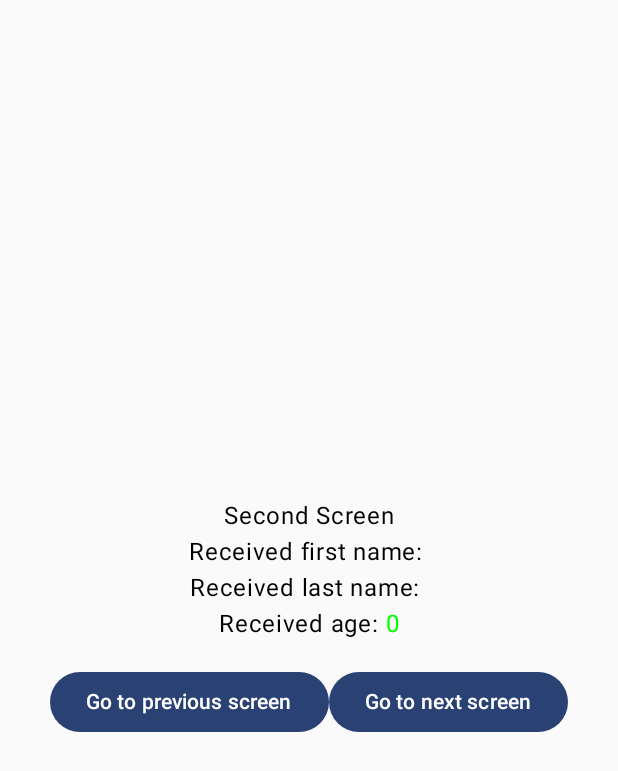
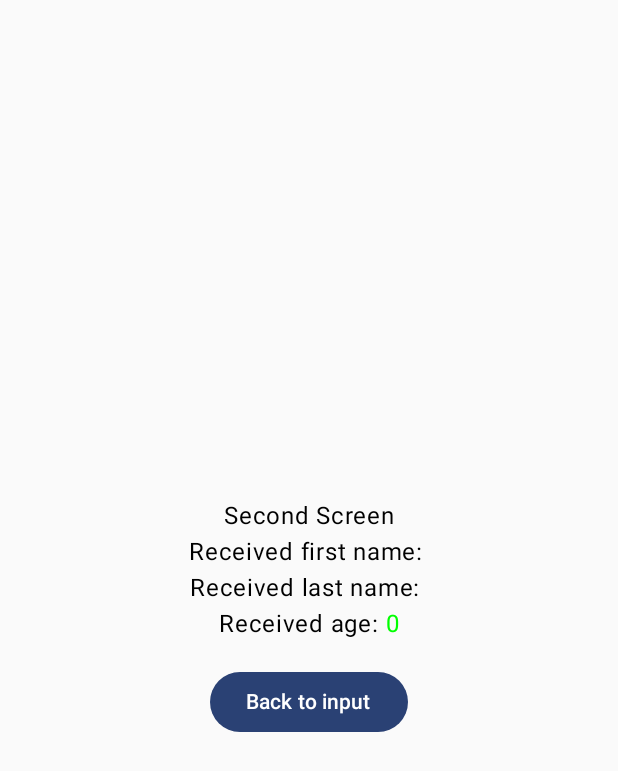
Before and after one commit to landomen/ComposeNavigationDeeplinksSample, an Android app built with Jetpack Compose: the screen it shows after launch (MainActivity), after a tap on "Submit", on a phone screen of 412 x 824 dp. Shown: the top 771 px of the screen. Run offline under Robolectric (Android 15) with nearby library versions, the phone set to English and light mode, and no system bars.

```diff
--- a/app/src/main/java/com/landomen/composenavigationdeeplinks/MainActivity.kt
+++ b/app/src/main/java/com/landomen/composenavigationdeeplinks/MainActivity.kt
@@ -1,6 +1,7 @@
 package com.landomen.composenavigationdeeplinks
 
 import android.os.Bundle
+import android.util.Log
 import androidx.activity.ComponentActivity
 import androidx.activity.compose.setContent
 import androidx.activity.enableEdgeToEdge
@@ -24,15 +25,15 @@ import androidx.compose.ui.Alignment
 import androidx.compose.ui.Modifier
 import androidx.compose.ui.graphics.Color
 import androidx.compose.ui.text.input.KeyboardType
-import androidx.compose.ui.tooling.preview.Preview
 import androidx.compose.ui.unit.dp
-import androidx.navigation.NavType
 import androidx.navigation.compose.NavHost
 import androidx.navigation.compose.composable
 import androidx.navigation.compose.rememberNavController
-import androidx.navigation.navArgument
 import androidx.navigation.navDeepLink
+import androidx.navigation.toRoute
 import com.landomen.composenavigationdeeplinks.ui.theme.ComposeNavigationDeeplinksTheme
+import kotlinx.serialization.SerialName
+import kotlinx.serialization.Serializable
 
 private const val DEEPLINK_BASE = "https://deeplink.sample.com"
 
@@ -46,59 +47,36 @@ class MainActivity : ComponentActivity() {
 
                 NavHost(
                     navController = navController,
-                    startDestination = Destinations.Input.route,
+                    startDestination = Destinations.Input,
                     modifier = Modifier.fillMaxSize()
                 ) {
-                    composable(
-                        Destinations.Input.route,
+                    composable<Destinations.Input>(
                         deepLinks = listOf(
-                            navDeepLink {
+                            navDeepLink<Destinations.Input>(basePath = "${DEEPLINK_BASE}/input")
+                            /*navDeepLink {
                                 uriPattern = "${DEEPLINK_BASE}/input"
-                            },
+                            },*/
                         ),
                     ) {
                         InputScreen(onNextScreenClick = { firstName, lastName, age ->
-                            navController.navigate(Destinations.Result.route + "/$firstName/$lastName?age=$age")
+                            navController.navigate(Destinations.Result(firstName, lastName, age))
                         })
                     }
-                    composable(
-                        route = Destinations.Result.routeWithArguments,
+                    composable<Destinations.Result>(
                         deepLinks = listOf(
-                            navDeepLink { uriPattern = "${DEEPLINK_BASE}/result/{lastName}/{firstName}?age={age}" },
-                        ),
-                        arguments = listOf(
-                            navArgument("firstName"){
-                                type = NavType.StringType
-                            },
-                            navArgument("lastName"){
-                                type = NavType.StringType
-                            },
-                            navArgument("age"){
-                                type = NavType.IntType
-                            }
+                            navDeepLink<Destinations.Result>(basePath = "${DEEPLINK_BASE}/result")
                         )
-                    ) {
+                            /*navDeepLink {
+                                uriPattern =
+                                    "${DEEPLINK_BASE}/result/{lastName}/{firstName}?age={age}"
+                            },*/
+                    ) { backStackEntry ->
+                        Log.e("NEKI", "ResultScreen: $backStackEntry")
+                        val backStackEntryRoute = backStackEntry.toRoute<Destinations.Result>()
                         ResultScreen(
-                            firstName = it.arguments?.getString("firstName"),
-                            lastName = it.arguments?.getString("lastName"),
-                            age = it.arguments?.getInt("age"),
-                            onNextScreenClick = {
-                                navController.navigate(Destinations.Third.route)
-                            },
-                            onPreviousScreenClick = {
-                                navController.popBackStack()
-                            }
-                        )
-                    }
-                    composable(
-                        Destinations.Third.route,
-                        deepLinks = listOf(
-                            navDeepLink {
-                                uriPattern = "https://deeplink.sample.com/third"
-                            },
-                        ),
-                    ) {
-                        ThirdScreen(
+                            firstName = backStackEntryRoute.firstName,
+                            lastName = backStackEntryRoute.lastName,
+                            age = backStackEntryRoute.age,
                             onPreviousScreenClick = {
                                 navController.popBackStack()
                             }
@@ -162,7 +140,6 @@ private fun ResultScreen(
     firstName: String?,
     lastName: String?,
     age: Int?,
-    onNextScreenClick: () -> Unit,
     onPreviousScreenClick: () -> Unit,
 ) {
     Column(
@@ -195,56 +172,24 @@ private fun ResultScreen(
 
         Spacer(modifier = Modifier.height(16.dp))
 
-        Row {
-            Button(onClick = onPreviousScreenClick) {
-                Text(text = "Go to previous screen")
-            }
-            Button(onClick = onNextScreenClick) {
-                Text(text = "Go to next screen")
-            }
-        }
-
-    }
-}
-
-@Composable
-private fun ThirdScreen(
-    onPreviousScreenClick: () -> Unit,
-) {
-    Column(
-        modifier = Modifier.fillMaxSize(),
-        horizontalAlignment = Alignment.CenterHorizontally,
-        verticalArrangement = Arrangement.Center
-    ) {
-        Text(text = "Third Screen")
-
-        Spacer(modifier = Modifier.height(16.dp))
-
         Button(onClick = onPreviousScreenClick) {
-            Text(text = "Go to previous screen")
+            Text(text = "Back to input")
         }
     }
 }
 
-@Composable
-fun Greeting(name: String, modifier: Modifier = Modifier) {
-    Text(
-        text = "Hello $name!",
-        modifier = modifier
-    )
+sealed class Destinations {
+
+    @Serializable
+    data object Input : Destinations()
+
+    @Serializable
+    data class Result(
+        @SerialName("firstName")
+        val firstName: String?,
+        @SerialName("lastName")
+        val lastName: String?,
+        // need to be optional or have a default value to be an argument and not a path parameter
+        val age: Int = 0,
+    ) : Destinations()
 }
-
-@Preview(showBackground = true)
-@Composable
-fun GreetingPreview() {
-    ComposeNavigationDeeplinksTheme {
-        Greeting("Android")
-    }
-}
-
-sealed class Destinations(val route: String, val routeWithArguments: String) {
-
-    data object Input : Destinations("input", "input")
-    data object Result : Destinations("result", "result/{firstName}/{lastName}?age={age}")
-    data object Third : Destinations("third", "third")
-}
```
